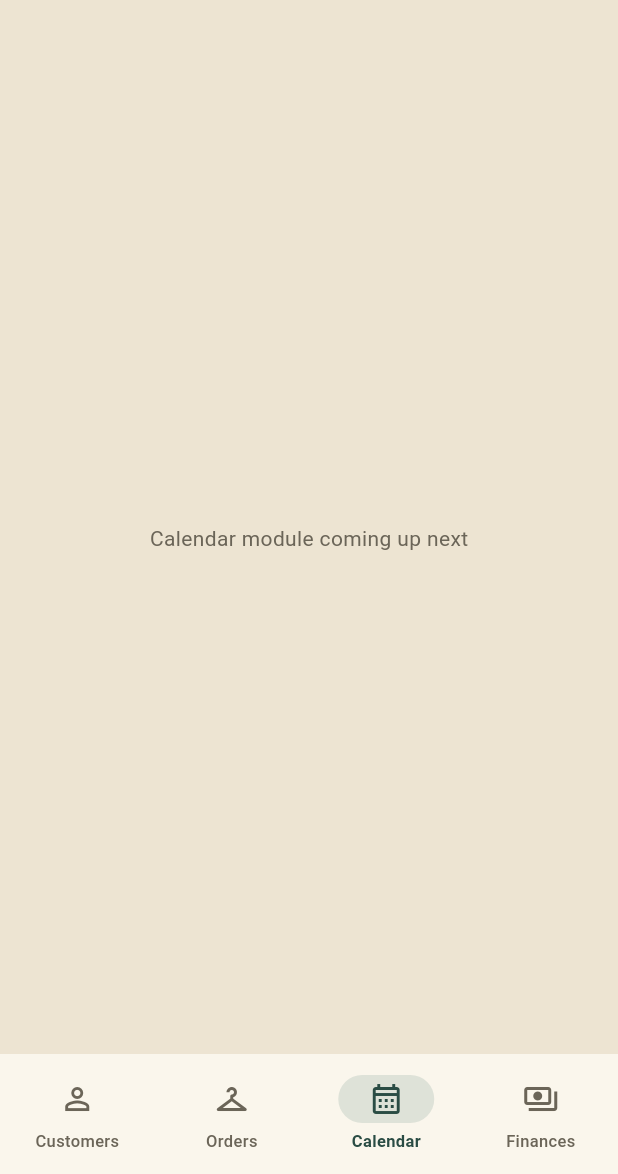
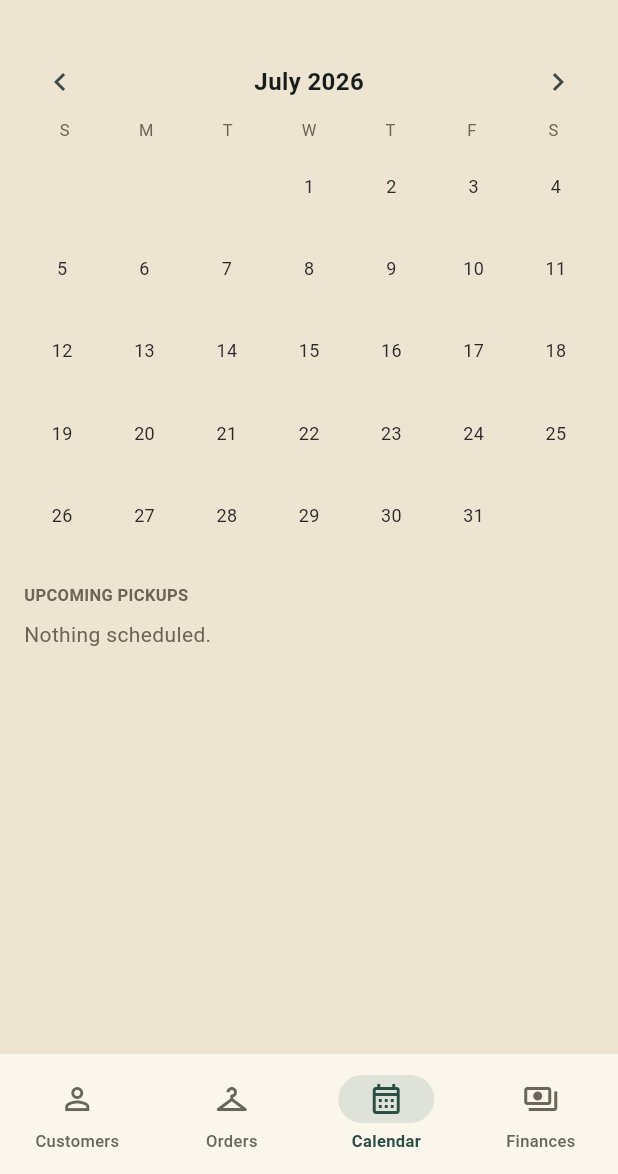
Before and after one commit to patrickangmor-del/tessy-creations-app, a Flutter app: the screen it shows after launch, item 3 of the bottom bar chosen, on a phone screen of 412 x 824 dp, the part 62-1236 px from its top. Run offline on Flutter 3.47's test engine with Material 3 defaults, Android fonts, the phone set to English and light mode, and no system bars; our stand-ins replace image_picker, sqflite; accounts and stored records are empty.

Commit message:
Build out the Calendar module
Month view marking which dates have orders due (tap a date to see
what's due), plus an upcoming pickups list sorted soonest-first,
excluding orders already marked Delivered. Lays out side-by-side on
wider screens (tablet/landscape) and stacked on phones.

Co-Authored-By: Claude Sonnet 5 <noreply@anthropic.com>
Claude-Session: https://claude.ai/code/session_0186RtkGrRTth4jWaZr5WDW3

```diff
--- /dev/null
+++ b/lib/screens/calendar/calendar_screen.dart
@@ -0,0 +1,306 @@
+import 'package:flutter/material.dart';
+import 'package:provider/provider.dart';
+
+import '../../data/models/order.dart';
+import '../../state/customers_controller.dart';
+import '../../state/orders_controller.dart';
+import '../../theme/app_theme.dart';
+import '../../utils/formatters.dart';
+import '../../widgets/cut_card.dart';
+
+const _weekdayLabels = ['S', 'M', 'T', 'W', 'T', 'F', 'S'];
+
+class CalendarScreen extends StatefulWidget {
+  const CalendarScreen({super.key});
+
+  @override
+  State<CalendarScreen> createState() => _CalendarScreenState();
+}
+
+class _CalendarScreenState extends State<CalendarScreen> {
+  DateTime _cursor = DateTime(DateTime.now().year, DateTime.now().month);
+  String? _selectedDate;
+
+  void _shiftMonth(int delta) {
+    setState(() {
+      _cursor = DateTime(_cursor.year, _cursor.month + delta);
+      _selectedDate = null;
+    });
+  }
+
+  @override
+  Widget build(BuildContext context) {
+    final orders = context.watch<OrdersController>().orders;
+
+    final dueMap = <String, List<Order>>{};
+    for (final order in orders) {
+      final due = order.dueDate;
+      if (due == null) continue;
+      dueMap.putIfAbsent(due, () => []).add(order);
+    }
+
+    final upcoming = orders.where((o) => o.dueDate != null && o.status != orderStatuses.last).toList()
+      ..sort((a, b) => a.dueDate!.compareTo(b.dueDate!));
+
+    final monthGrid = _MonthGrid(
+      cursor: _cursor,
+      dueMap: dueMap,
+      selectedDate: _selectedDate,
+      onPrev: () => _shiftMonth(-1),
+      onNext: () => _shiftMonth(1),
+      onSelectDate: (key) => setState(() => _selectedDate = _selectedDate == key ? null : key),
+    );
+
+    final upcomingList = _UpcomingList(orders: upcoming);
+
+    return LayoutBuilder(
+      builder: (context, constraints) {
+        final wide = constraints.maxWidth > 640;
+        if (wide) {
+          return Padding(
+            padding: const EdgeInsets.all(16),
+            child: Row(
+              crossAxisAlignment: CrossAxisAlignment.start,
+              children: [
+                Expanded(flex: 3, child: monthGrid),
+                const SizedBox(width: 20),
+                Expanded(flex: 2, child: upcomingList),
+              ],
+            ),
+          );
+        }
+        return ListView(
+          padding: const EdgeInsets.all(16),
+          children: [monthGrid, const SizedBox(height: 20), upcomingList],
+        );
+      },
+    );
+  }
+}
+
+class _MonthGrid extends StatelessWidget {
+  const _MonthGrid({
+    required this.cursor,
+    required this.dueMap,
+    required this.selectedDate,
+    required this.onPrev,
+    required this.onNext,
+    required this.onSelectDate,
+  });
+
+  final DateTime cursor;
+  final Map<String, List<Order>> dueMap;
+  final String? selectedDate;
+  final VoidCallback onPrev;
+  final VoidCallback onNext;
+  final ValueChanged<String> onSelectDate;
+
+  String _dateKey(int day) {
+    return '${cursor.year.toString().padLeft(4, '0')}-${cursor.month.toString().padLeft(2, '0')}-${day.toString().padLeft(2, '0')}';
+  }
+
+  @override
+  Widget build(BuildContext context) {
+    final firstWeekday = DateTime(cursor.year, cursor.month, 1).weekday % 7; // 0 = Sunday
+    final daysInMonth = DateTime(cursor.year, cursor.month + 1, 0).day;
+
+    final cells = <int?>[
+      for (var i = 0; i < firstWeekday; i++) null,
+      for (var d = 1; d <= daysInMonth; d++) d,
+    ];
+
+    final monthLabel = '${_monthName(cursor.month)} ${cursor.year}';
+
+    return Column(
+      crossAxisAlignment: CrossAxisAlignment.start,
+      children: [
+        Row(
+          mainAxisAlignment: MainAxisAlignment.spaceBetween,
+          children: [
+            IconButton(onPressed: onPrev, icon: const Icon(Icons.chevron_left)),
+            Text(
+              monthLabel,
+              style: const TextStyle(fontWeight: FontWeight.w600, fontSize: 16),
+            ),
+            IconButton(onPressed: onNext, icon: const Icon(Icons.chevron_right)),
+          ],
+        ),
+        Row(
+          children: [
+            for (final label in _weekdayLabels)
+              Expanded(
+                child: Center(
+                  child: Text(label, style: const TextStyle(fontSize: 11, color: AppColors.inkSoft)),
+                ),
+              ),
+          ],
+        ),
+        const SizedBox(height: 4),
+        GridView.count(
+          crossAxisCount: 7,
+          shrinkWrap: true,
+          physics: const NeverScrollableScrollPhysics(),
+          mainAxisSpacing: 4,
+          crossAxisSpacing: 4,
+          children: [
+            for (final day in cells)
+              if (day == null)
+                const SizedBox.shrink()
+              else
+                _DayCell(
+                  day: day,
+                  dateKey: _dateKey(day),
+                  hasOrders: dueMap.containsKey(_dateKey(day)),
+                  selected: selectedDate == _dateKey(day),
+                  onTap: () => onSelectDate(_dateKey(day)),
+                ),
+          ],
+        ),
+        if (selectedDate != null && dueMap[selectedDate] != null) ...[
+          const SizedBox(height: 16),
+          Text(
+            'DUE ${formatDate(selectedDate).toUpperCase()}',
+            style: const TextStyle(fontSize: 11, fontWeight: FontWeight.w600, color: AppColors.inkSoft),
+          ),
+          const SizedBox(height: 8),
+          for (final order in dueMap[selectedDate]!) _SelectedDayOrder(order: order),
+        ],
+      ],
+    );
+  }
+
+  static String _monthName(int month) {
+    const names = [
+      'January', 'February', 'March', 'April', 'May', 'June',
+      'July', 'August', 'September', 'October', 'November', 'December',
+    ];
+    return names[month - 1];
+  }
+}
+
+class _DayCell extends StatelessWidget {
+  const _DayCell({
+    required this.day,
+    required this.dateKey,
+    required this.hasOrders,
+    required this.selected,
+    required this.onTap,
+  });
+
+  final int day;
+  final String dateKey;
+  final bool hasOrders;
+  final bool selected;
+  final VoidCallback onTap;
+
+  @override
+  Widget build(BuildContext context) {
+    return InkWell(
+      onTap: hasOrders ? onTap : null,
+      borderRadius: BorderRadius.circular(4),
+      child: Container(
+        decoration: BoxDecoration(
+          color: selected ? AppColors.thread : (hasOrders ? AppColors.paperDark : Colors.transparent),
+          borderRadius: BorderRadius.circular(4),
+          border: hasOrders ? Border.all(color: AppColors.gold, width: 1) : null,
+        ),
+        alignment: Alignment.center,
+        child: Stack(
+          alignment: Alignment.center,
+          children: [
+            Text(
+              '$day',
+              style: TextStyle(
+                fontSize: 12,
+                color: selected ? Colors.white : AppColors.ink,
+              ),
+            ),
+            if (hasOrders)
+              Positioned(
+                bottom: 2,
+                child: Container(
+                  width: 4,
+                  height: 4,
+                  decoration: BoxDecoration(
+                    shape: BoxShape.circle,
+                    color: selected ? Colors.white : AppColors.pin,
+                  ),
+                ),
+              ),
+          ],
+        ),
+      ),
+    );
+  }
+}
+
+class _SelectedDayOrder extends StatelessWidget {
+  const _SelectedDayOrder({required this.order});
+  final Order order;
+
+  @override
+  Widget build(BuildContext context) {
+    final customerName = context.watch<CustomersController>().byId(order.customerId)?.name ?? 'Unknown';
+    return Padding(
+      padding: const EdgeInsets.only(bottom: 8),
+      child: CutCard(
+        child: Column(
+          crossAxisAlignment: CrossAxisAlignment.start,
+          children: [
+            Text('${order.dressType} — $customerName', style: const TextStyle(fontWeight: FontWeight.w600)),
+            Text(order.status, style: const TextStyle(fontSize: 12, color: AppColors.inkSoft)),
+          ],
+        ),
+      ),
+    );
+  }
+}
+
+class _UpcomingList extends StatelessWidget {
+  const _UpcomingList({required this.orders});
+  final List<Order> orders;
+
+  @override
+  Widget build(BuildContext context) {
+    return Column(
+      crossAxisAlignment: CrossAxisAlignment.start,
+      children: [
+        const Text(
+          'UPCOMING PICKUPS',
+          style: TextStyle(fontSize: 11, fontWeight: FontWeight.w600, color: AppColors.inkSoft),
+        ),
+        const SizedBox(height: 8),
+        if (orders.isEmpty)
+          const Text('Nothing scheduled.', style: TextStyle(color: AppColors.inkSoft))
+        else
+          for (final order in orders) _UpcomingCard(order: order),
+      ],
+    );
+  }
+}
+
+class _UpcomingCard extends StatelessWidget {
+  const _UpcomingCard({required this.order});
+  final Order order;
+
+  @override
+  Widget build(BuildContext context) {
+    final customerName = context.watch<CustomersController>().byId(order.customerId)?.name ?? 'Unknown';
+    return Padding(
+      padding: const EdgeInsets.only(bottom: 8),
+      child: CutCard(
+        padding: const EdgeInsets.all(10),
+        child: Column(
+          crossAxisAlignment: CrossAxisAlignment.start,
+          children: [
+            Text(customerName, style: const TextStyle(fontWeight: FontWeight.w600, fontSize: 13)),
+            Text(
+              '${order.dressType} · ${formatDate(order.dueDate)}',
+              style: const TextStyle(fontSize: 12, color: AppColors.inkSoft),
+            ),
+          ],
+        ),
+      ),
+    );
+  }
+}
--- a/lib/screens/home_shell.dart
+++ b/lib/screens/home_shell.dart
@@ -1,5 +1,6 @@
 import 'package:flutter/material.dart';
 import '../theme/app_theme.dart';
+import 'calendar/calendar_screen.dart';
 import 'customers/customers_list_screen.dart';
 import 'orders/orders_list_screen.dart';
 
@@ -27,7 +28,7 @@ class _HomeShellState extends State<HomeShell> {
   static final _bodies = [
     const CustomersListScreen(),
     const OrdersListScreen(),
-    const _ComingSoon(title: 'Calendar'),
+    const CalendarScreen(),
     const _ComingSoon(title: 'Finances'),
   ];
 
```
Also changed, not shown: 1 other file.
